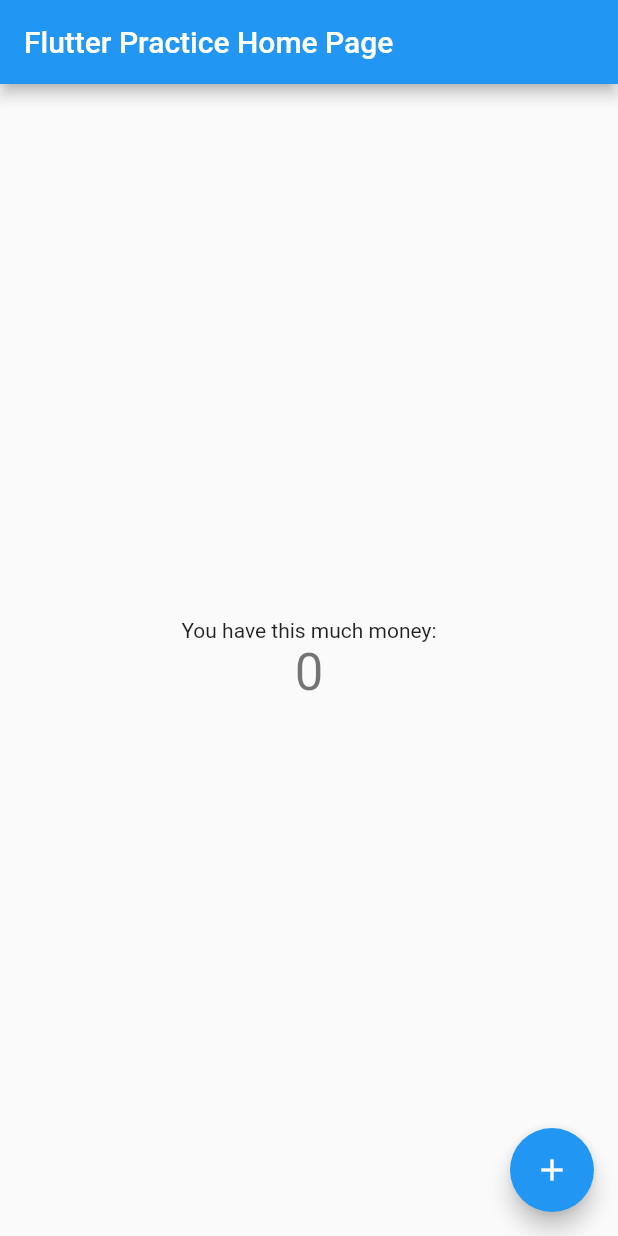
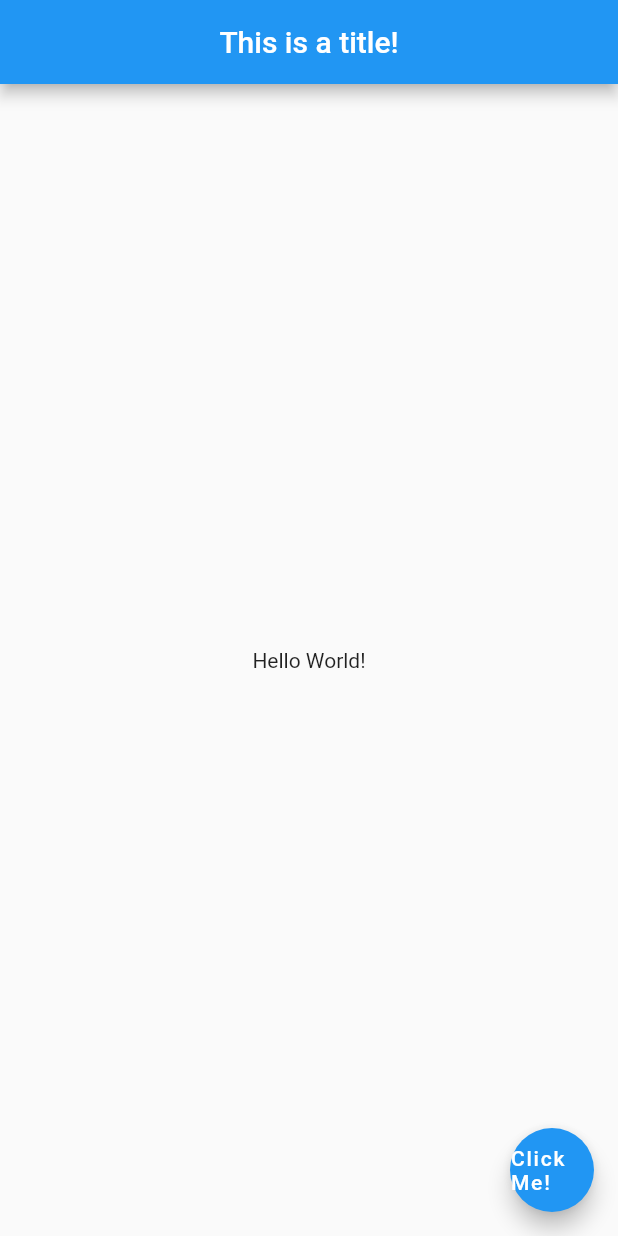
Before and after one commit to nguyenhjustin/flutter-practice, a Flutter app: the screen it shows after launch, on a phone screen of 412 x 824 dp. Run offline on Flutter 3.47's test engine with Material 2 defaults, Android fonts, the phone set to English and light mode, and no system bars.

Commit message:
Start from scratch: scaffold, appBar, floatingActionButton

```diff
--- a/lib/main.dart
+++ b/lib/main.dart
@@ -1,117 +1,18 @@
 import 'package:flutter/material.dart';
 
 void main() {
-  runApp(MyApp());
-}
-
-class MyApp extends StatelessWidget {
-  // This widget is the root of your application.
-  @override
-  Widget build(BuildContext context) {
-    return MaterialApp(
-      title: 'Flutter Demo',
-      theme: ThemeData(
-        // This is the theme of your application.
-        //
-        // Try running your application with "flutter run". You'll see the
-        // application has a blue toolbar. Then, without quitting the app, try
-        // changing the primarySwatch below to Colors.green and then invoke
-        // "hot reload" (press "r" in the console where you ran "flutter run",
-        // or simply save your changes to "hot reload" in a Flutter IDE).
-        // Notice that the counter didn't reset back to zero; the application
-        // is not restarted.
-        primarySwatch: Colors.blue,
-        // This makes the visual density adapt to the platform that you run
-        // the app on. For desktop platforms, the controls will be smaller and
-        // closer together (more dense) than on mobile platforms.
-        visualDensity: VisualDensity.adaptivePlatformDensity,
-      ),
-      home: MyHomePage(title: 'Flutter Practice Home Page'),
-    );
-  }
-}
-
-class MyHomePage extends StatefulWidget {
-  MyHomePage({Key key, this.title}) : super(key: key);
-
-  // This widget is the home page of your application. It is stateful, meaning
-  // that it has a State object (defined below) that contains fields that affect
-  // how it looks.
-
-  // This class is the configuration for the state. It holds the values (in this
-  // case the title) provided by the parent (in this case the App widget) and
-  // used by the build method of the State. Fields in a Widget subclass are
-  // always marked "final".
-
-  final String title;
-
-  @override
-  _MyHomePageState createState() => _MyHomePageState();
-}
-
-class _MyHomePageState extends State<MyHomePage> {
-  int _counter = 0;
-
-  void _incrementCounter() {
-    setState(() {
-      // This call to setState tells the Flutter framework that something has
-      // changed in this State, which causes it to rerun the build method below
-      // so that the display can reflect the updated values. If we changed
-      // _counter without calling setState(), then the build method would not be
-      // called again, and so nothing would appear to happen.
-      _counter++;
-    });
-  }
-
-  @override
-  Widget build(BuildContext context) {
-    // This method is rerun every time setState is called, for instance as done
-    // by the _incrementCounter method above.
-    //
-    // The Flutter framework has been optimized to make rerunning build methods
-    // fast, so that you can just rebuild anything that needs updating rather
-    // than having to individually change instances of widgets.
-    return Scaffold(
-      appBar: AppBar(
-        // Here we take the value from the MyHomePage object that was created by
-        // the App.build method, and use it to set our appbar title.
-        title: Text(widget.title),
-      ),
-      body: Center(
-        // Center is a layout widget. It takes a single child and positions it
-        // in the middle of the parent.
-        child: Column(
-          // Column is also a layout widget. It takes a list of children and
-          // arranges them vertically. By default, it sizes itself to fit its
-          // children horizontally, and tries to be as tall as its parent.
-          //
-          // Invoke "debug painting" (press "p" in the console, choose the
-          // "Toggle Debug Paint" action from the Flutter Inspector in Android
-          // Studio, or the "Toggle Debug Paint" command in Visual Studio Code)
-          // to see the wireframe for each widget.
-          //
-          // Column has various properties to control how it sizes itself and
-          // how it positions its children. Here we use mainAxisAlignment to
-          // center the children vertically; the main axis here is the vertical
-          // axis because Columns are vertical (the cross axis would be
-          // horizontal).
-          mainAxisAlignment: MainAxisAlignment.center,
-          children: <Widget>[
-            Text(
-              'You have this much money:',
-            ),
-            Text(
-              '$_counter',
-              style: Theme.of(context).textTheme.headline4,
-            ),
-          ],
+  runApp(MaterialApp(
+      home: Scaffold(
+        appBar: AppBar(
+          title: Text('This is a title!'),
+          centerTitle: true,
+        ),
+        body: Center(
+          child: Text('Hello World!'),
+        ),
+        floatingActionButton: FloatingActionButton(
+          child: Text('Click Me!'),
         ),
       ),
-      floatingActionButton: FloatingActionButton(
-        onPressed: _incrementCounter,
-        tooltip: 'Increment',
-        child: Icon(Icons.add),
-      ), // This trailing comma makes auto-formatting nicer for build methods.
-    );
-  }
+  ));
 }
```
Also changed, not shown: 1 other file.
